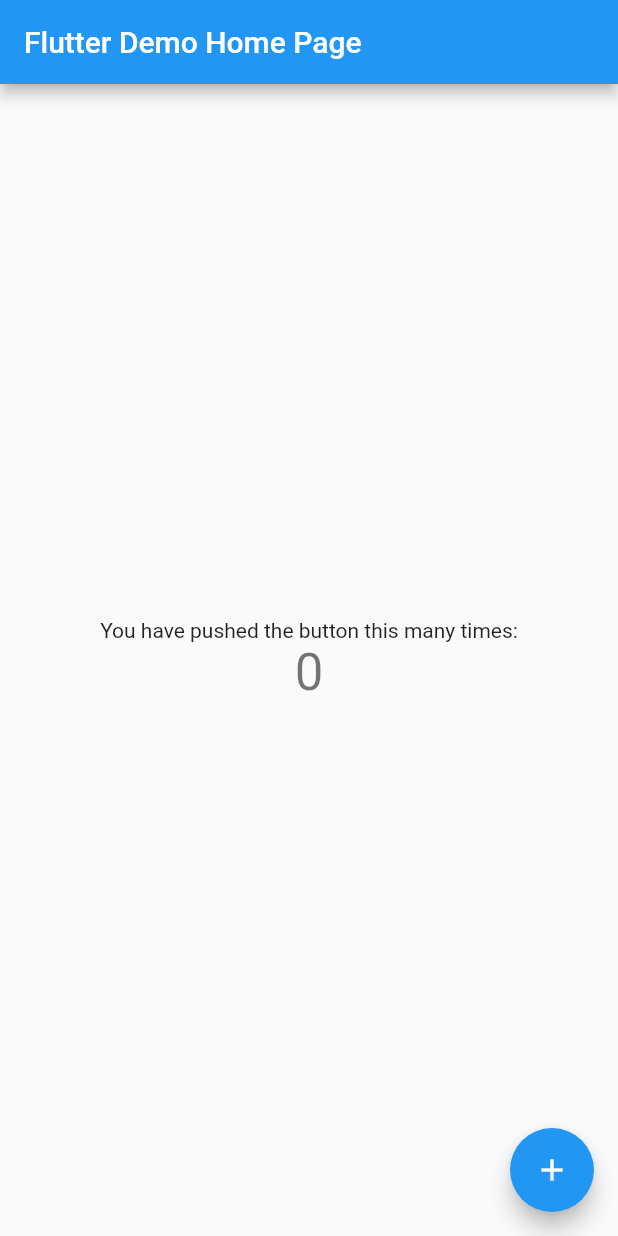
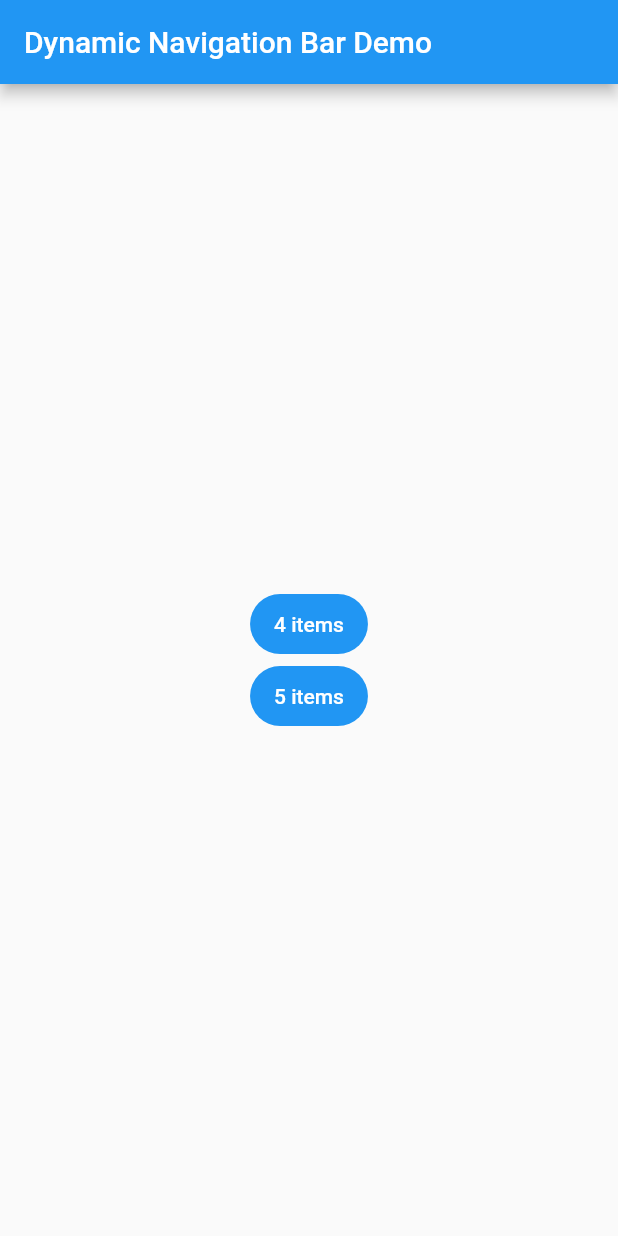
Before and after one commit to shashank52/dynamic_bottom_navigation, a Flutter app: the screen it shows after launch, on a phone screen of 412 x 824 dp. Run offline on Flutter 3.47's test engine with Material 2 defaults, Android fonts, the phone set to English and light mode, and no system bars; our stand-ins replace bloc, equatable, flutter_bloc.

Commit message:
dynamic bottom navigation development done

```diff
--- a/lib/main.dart
+++ b/lib/main.dart
@@ -1,3 +1,4 @@
+import 'package:dynamic_bottom_navigation/screens/bottom_naviagtion_bar/view/bottom_navigation_bar_view.dart';
 import 'package:flutter/material.dart';
 
 void main() {
@@ -11,105 +12,43 @@
   @override
   Widget build(BuildContext context) {
     return MaterialApp(
-      title: 'Dynamic Bottom Navigation',
-      theme: ThemeData(
-        // This is the theme of your application.
-        //
-        // Try running your application with "flutter run". You'll see the
-        // application has a blue toolbar. Then, without quitting the app, try
-        // changing the primarySwatch below to Colors.green and then invoke
-        // "hot reload" (press "r" in the console where you ran "flutter run",
-        // or simply save your changes to "hot reload" in a Flutter IDE).
-        // Notice that the counter didn't reset back to zero; the application
-        // is not restarted.
-        primarySwatch: Colors.blue,
-      ),
-      home: const MyHomePage(title: 'Flutter Demo Home Page'),
-    );
+        title: 'Dynamic Bottom Navigation',
+        theme: ThemeData(
+          primarySwatch: Colors.blue,
+        ),
+        home: const Home());
   }
 }
 
-class MyHomePage extends StatefulWidget {
-  const MyHomePage({super.key, required this.title});
+class Home extends StatelessWidget {
+  const Home({super.key});
 
-  // This widget is the home page of your application. It is stateful, meaning
-  // that it has a State object (defined below) that contains fields that affect
-  // how it looks.
-
-  // This class is the configuration for the state. It holds the values (in this
-  // case the title) provided by the parent (in this case the App widget) and
-  // used by the build method of the State. Fields in a Widget subclass are
-  // always marked "final".
-
-  final String title;
-
-  @override
-  State<MyHomePage> createState() => _MyHomePageState();
-}
-
-class _MyHomePageState extends State<MyHomePage> {
-  int _counter = 0;
-
-  void _incrementCounter() {
-    setState(() {
-      // This call to setState tells the Flutter framework that something has
-      // changed in this State, which causes it to rerun the build method below
-      // so that the display can reflect the updated values. If we changed
-      // _counter without calling setState(), then the build method would not be
-      // called again, and so nothing would appear to happen.
-      _counter++;
-    });
+  void handleButtonClick(BuildContext context, int items) {
+    Navigator.of(context).push(MaterialPageRoute(
+        builder: (_) => BottomNavigationBarView(items: items)));
   }
 
   @override
   Widget build(BuildContext context) {
-    // This method is rerun every time setState is called, for instance as done
-    // by the _incrementCounter method above.
-    //
-    // The Flutter framework has been optimized to make rerunning build methods
-    // fast, so that you can just rebuild anything that needs updating rather
-    // than having to individually change instances of widgets.
     return Scaffold(
       appBar: AppBar(
-        // Here we take the value from the MyHomePage object that was created by
-        // the App.build method, and use it to set our appbar title.
-        title: Text(widget.title),
-      ),
+          title: const Text(
+        'Dynamic Navigation Bar Demo',
+      )),
       body: Center(
-        // Center is a layout widget. It takes a single child and positions it
-        // in the middle of the parent.
         child: Column(
-          // Column is also a layout widget. It takes a list of children and
-          // arranges them vertically. By default, it sizes itself to fit its
-          // children horizontally, and tries to be as tall as its parent.
-          //
-          // Invoke "debug painting" (press "p" in the console, choose the
-          // "Toggle Debug Paint" action from the Flutter Inspector in Android
-          // Studio, or the "Toggle Debug Paint" command in Visual Studio Code)
-          // to see the wireframe for each widget.
-          //
-          // Column has various properties to control how it sizes itself and
-          // how it positions its children. Here we use mainAxisAlignment to
-          // center the children vertically; the main axis here is the vertical
-          // axis because Columns are vertical (the cross axis would be
-          // horizontal).
           mainAxisAlignment: MainAxisAlignment.center,
-          children: <Widget>[
-            const Text(
-              'You have pushed the button this many times:',
-            ),
-            Text(
-              '$_counter',
-              style: Theme.of(context).textTheme.headlineMedium,
-            ),
+          children: [
+            FilledButton(
+                onPressed: () => handleButtonClick(context, 4),
+                child: const Text('4 items')),
+            FilledButton(
+              onPressed: () => handleButtonClick(context, 5),
+              child: const Text('5 items'),
+            )
           ],
         ),
       ),
-      floatingActionButton: FloatingActionButton(
-        onPressed: _incrementCounter,
-        tooltip: 'Increment',
-        child: const Icon(Icons.add),
-      ), // This trailing comma makes auto-formatting nicer for build methods.
     );
   }
 }
--- /dev/null
+++ b/lib/screens/bottom_naviagtion_bar/bloc/bottom_navigation_event.dart
@@ -0,0 +1,24 @@
+part of 'bottom_navigation_bloc.dart';
+
+abstract class BottomNavigationEvent extends Equatable {
+  const BottomNavigationEvent();
+
+  @override
+  List<Object> get props => [];
+}
+
+class BottomNavigationTriggerEvent extends BottomNavigationEvent {
+  final int items;
+  const BottomNavigationTriggerEvent({this.items = 4});
+
+  @override
+  List<Object> get props => [items];
+}
+
+class BottomNavigationUpdateEvent extends BottomNavigationEvent {
+  final int index;
+  const BottomNavigationUpdateEvent({required this.index});
+
+  @override
+  List<Object> get props => [index];
+}
--- a/pubspec.yaml
+++ b/pubspec.yaml
@@ -35,6 +35,8 @@
   # The following adds the Cupertino Icons font to your application.
   # Use with the CupertinoIcons class for iOS style icons.
   cupertino_icons: ^1.0.2
+  flutter_bloc: ^8.1.3
+  equatable: ^2.0.5
 
 dev_dependencies:
   flutter_test:
```
Also changed, not shown: lib/screens/bottom_naviagtion_bar/bloc/bottom_navigation_bloc.dart (added, +54 -0 lines), lib/screens/bottom_naviagtion_bar/bloc/bottom_navigation_state.dart (added, +32 -0 lines), lib/screens/bottom_naviagtion_bar/model/app_tab_items.dart (added, +14 -0 lines), lib/screens/bottom_naviagtion_bar/view/bottom_navigation_bar_view.dart (added, +58 -0 lines), lib/screens/cart/view/cart_view.dart (+6 -1 lines), lib/screens/categories/view/categories_view.dart (+5 -2 lines), lib/screens/home/view/home_view.dart (+5 -2 lines), lib/screens/menu/view/menu_view.dart (+5 -2 lines), lib/screens/offers/view/offers_view.dart (+5 -2 lines).
